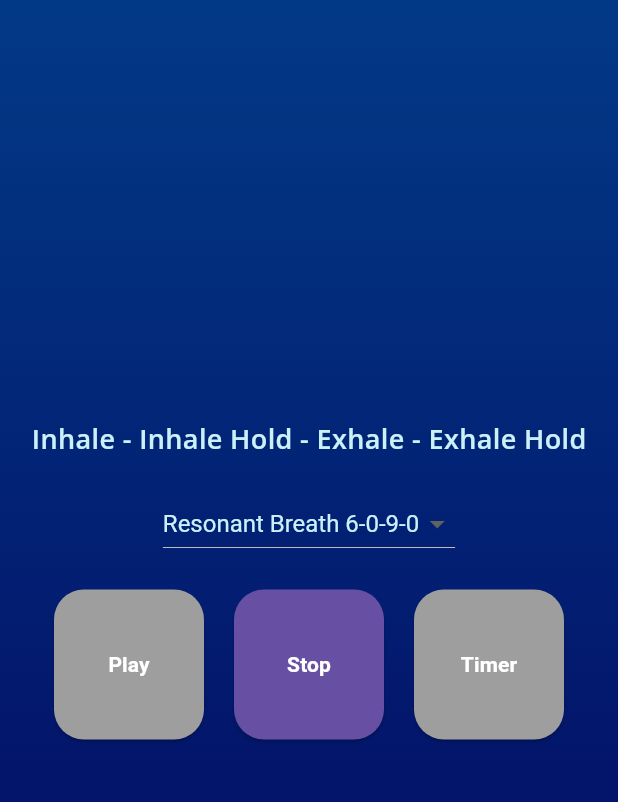
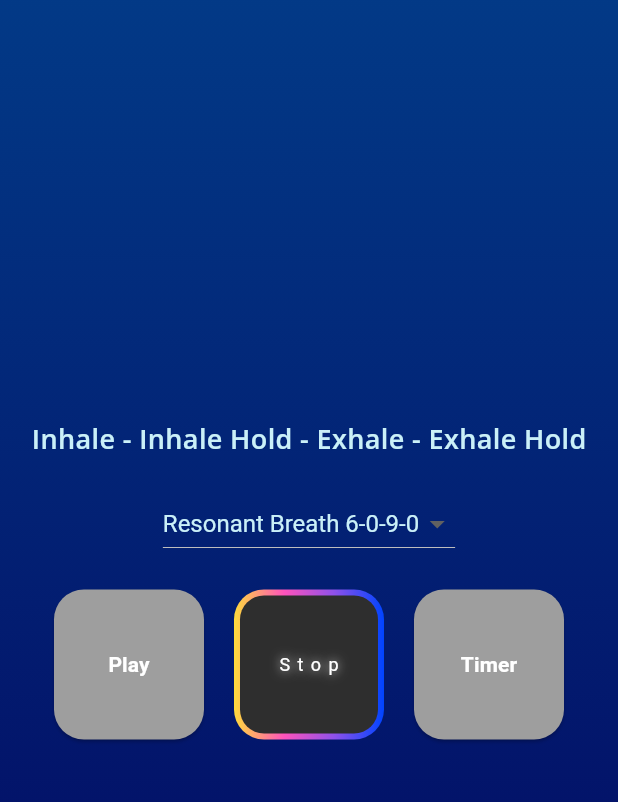
Before and after one commit to matthewwcole/equanMAN, a Flutter app: the screen it shows after launch, on a phone screen of 412 x 824 dp, the part 99-901 px from its top. Run offline on Flutter 3.47's test engine with Material 3 defaults, Android fonts, the phone set to English and light mode, and no system bars; our stand-ins replace google_fonts, just_audio, rxdart; missing offline and left inert: audio_session; Roboto replaces fonts that are missing (Avalors Personal Use).

Commit message:
Star Button Completed

```diff
--- a/lib/widgets/audio_control_buttons_widget.dart
+++ b/lib/widgets/audio_control_buttons_widget.dart
@@ -1,4 +1,5 @@
 import 'package:equanimity/services/audio_player_service.dart';
+import 'package:equanimity/widgets/gradient_star_button_view.dart';
 import 'package:equanimity/widgets/styled_audio_button.dart';
 import 'package:flutter/material.dart';
 
@@ -48,7 +49,7 @@ class _AudioControlButtonsState extends State<AudioControlButtons> {
             isActive: _playerState == PlayerState.playing,
           ),
           const SizedBox(width: 20),
-          AudioControlButton(
+          GradientStarButton(
             label: 'Stop',
             onPressed: _handleStop,
             isActive: _playerState == PlayerState.stopped,
--- a/lib/widgets/gradient_star_button_view.dart
+++ b/lib/widgets/gradient_star_button_view.dart
@@ -2,12 +2,14 @@ import 'package:flutter/material.dart';
 
 class GradientStarButton extends StatefulWidget {
   final VoidCallback onPressed;
-  final String text;
+  final String label; // renamed from 'text'
+  final bool isActive; // added
 
   const GradientStarButton({
     super.key,
     required this.onPressed,
-    required this.text,
+    required this.label,
+    required this.isActive,
   });
 
   @override
@@ -17,7 +19,6 @@ class GradientStarButton extends StatefulWidget {
 class _GradientStarButtonState extends State<GradientStarButton>
     with SingleTickerProviderStateMixin {
   late AnimationController _controller;
-
   bool _isPressed = false;
 
   @override
@@ -27,8 +28,6 @@ class _GradientStarButtonState extends State<GradientStarButton>
       vsync: this,
       duration: const Duration(seconds: 5),
     )..repeat();
-
-
   }
 
   @override
@@ -38,16 +37,12 @@ class _GradientStarButtonState extends State<GradientStarButton>
   }
 
   void _onPointerDown(PointerDownEvent event) {
-    setState(() {
-      _isPressed = true;
-    });
+    setState(() => _isPressed = true);
     widget.onPressed();
   }
 
   void _onPointerUp(PointerUpEvent event) {
-    setState(() {
-      _isPressed = false;
-    });
+    setState(() => _isPressed = false);
   }
 
   @override
@@ -64,34 +59,49 @@ class _GradientStarButtonState extends State<GradientStarButton>
         ),
         transformAlignment: Alignment.center,
         child: Container(
-          width: 13 * 16.0, // 13rem
-          height: 3 * 16.0, // 3rem
+          width: 100,
+          height: 100,
           decoration: BoxDecoration(
-            borderRadius: BorderRadius.circular(5 * 16.0), // 5rem
-            gradient: const LinearGradient(
-              colors: [
-                Color(0xFFFFDB3B),
-                Color(0xFFFE53BB),
-                Color(0xFF8F51EA),
-                Color(0xFF0044FF),
-              ],
+            borderRadius: BorderRadius.circular(20),
+            // Gradient border glows when active, muted when inactive
+            gradient: LinearGradient(
+              colors: widget.isActive
+                  ? const [
+                      Color(0xFFFFDB3B),
+                      Color(0xFFFE53BB),
+                      Color(0xFF8F51EA),
+                      Color(0xFF0044FF),
+                    ]
+                  : const [
+                      Colors.grey,
+                      Colors.grey,
+                    ],
             ),
             border: Border.all(color: Colors.transparent, width: 4),
           ),
           child: Container(
             decoration: BoxDecoration(
-              color: const Color(0xFF212121),
-              borderRadius: BorderRadius.circular(5 * 16.0),
+              // Active: slightly lighter dark to show selection
+              color: widget.isActive
+                  ? const Color(0xFF2E2E2E)
+                  : const Color(0xFF212121),
+              borderRadius: BorderRadius.circular(16),
             ),
             child: Center(
               child: Text(
-                widget.text,
-                style: const TextStyle(
+                widget.label, // renamed from widget.text
+                style: TextStyle(
                   fontFamily: "Avalors Personal Use",
                   fontSize: 12,
                   letterSpacing: 5,
                   color: Colors.white,
-                  shadows: [Shadow(blurRadius: 4.0, color: Colors.white)],
+                  // Glow on text when active
+                  shadows: [
+                    Shadow(
+                      blurRadius: widget.isActive ? 8.0 : 0.0,
+                      color: Colors.white,
+                    ),
+                  ],
                 ),
               ),
             ),
```
